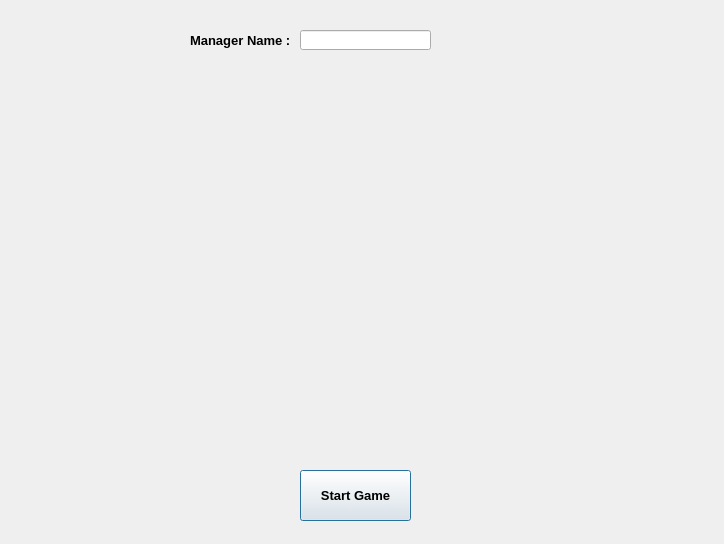
First picture: the form in gamemenu.ui, repository temelkirci/Football_Manager_Simulation, before the edit.
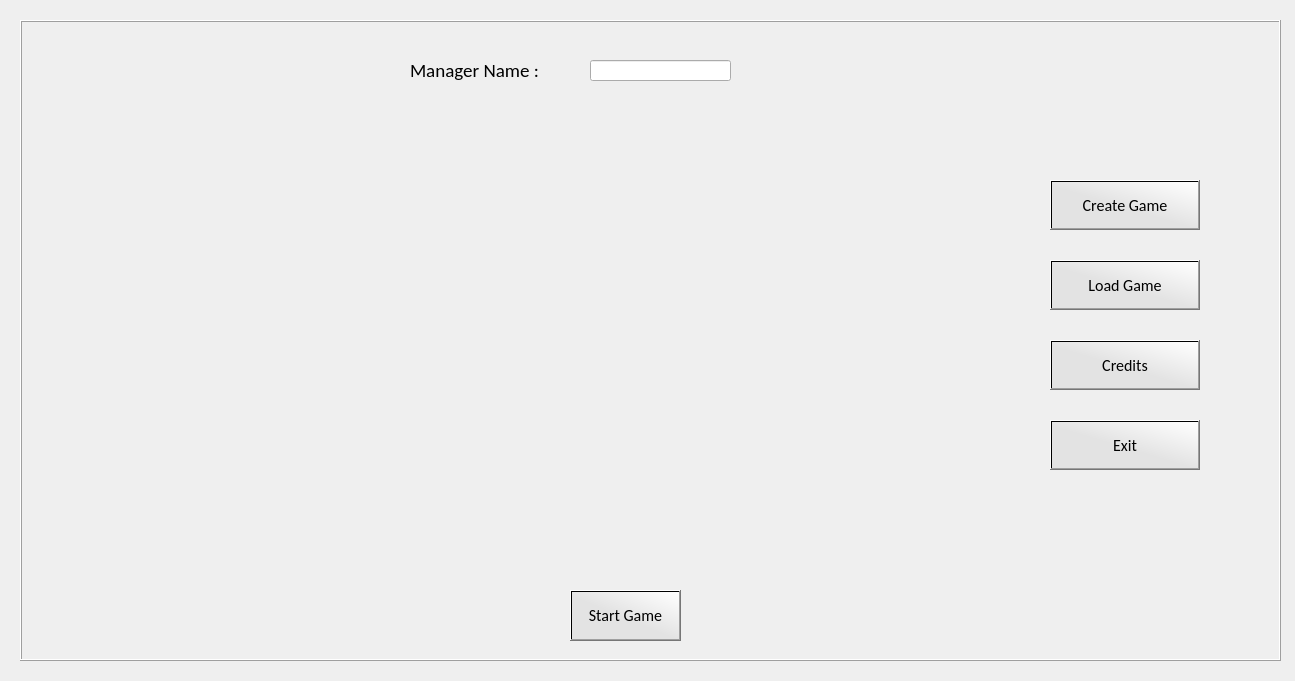
Second picture: the form after the edit. Icons and pictures are not drawn.

Diff of the .ui file:
```diff
--- a/gamemenu.ui
+++ b/gamemenu.ui
@@ -6,62 +6,229 @@
    <rect>
     <x>0</x>
     <y>0</y>
-    <width>724</width>
-    <height>544</height>
+    <width>1295</width>
+    <height>681</height>
    </rect>
   </property>
   <property name="windowTitle">
    <string>Dialog</string>
   </property>
-  <widget class="QPushButton" name="startGame">
+  <property name="windowIcon">
+   <iconset>
+    <normaloff>icons/010-football.png</normaloff>icons/010-football.png</iconset>
+  </property>
+  <widget class="QFrame" name="create_game_frame">
    <property name="geometry">
     <rect>
-     <x>300</x>
-     <y>470</y>
-     <width>111</width>
-     <height>51</height>
+     <x>20</x>
+     <y>20</y>
+     <width>1261</width>
+     <height>641</height>
     </rect>
    </property>
-   <property name="font">
-    <font>
-     <pointsize>10</pointsize>
-     <weight>75</weight>
-     <bold>true</bold>
-    </font>
+   <property name="frameShape">
+    <enum>QFrame::Box</enum>
    </property>
-   <property name="text">
-    <string>Start Game</string>
+   <property name="frameShadow">
+    <enum>QFrame::Raised</enum>
    </property>
+   <widget class="QPushButton" name="startGame">
+    <property name="geometry">
+     <rect>
+      <x>550</x>
+      <y>570</y>
+      <width>111</width>
+      <height>51</height>
+     </rect>
+    </property>
+    <property name="font">
+     <font>
+      <family>Calibri</family>
+      <pointsize>12</pointsize>
+      <weight>50</weight>
+      <bold>false</bold>
+     </font>
+    </property>
+    <property name="styleSheet">
+     <string notr="true">background-color: qlineargradient(spread:pad, x1:0.482955, y1:0.545, x2:1, y2:0, stop:0 rgba(227, 227, 227, 255), stop:1 rgba(255, 255, 255, 255));</string>
+    </property>
+    <property name="text">
+     <string>Start Game</string>
+    </property>
+   </widget>
+   <widget class="QLineEdit" name="lineEdit">
+    <property name="geometry">
+     <rect>
+      <x>570</x>
+      <y>40</y>
+      <width>141</width>
+      <height>21</height>
+     </rect>
+    </property>
+    <property name="font">
+     <font>
+      <family>Calibri</family>
+      <pointsize>12</pointsize>
+     </font>
+    </property>
+   </widget>
+   <widget class="QLabel" name="label">
+    <property name="geometry">
+     <rect>
+      <x>390</x>
+      <y>40</y>
+      <width>171</width>
+      <height>20</height>
+     </rect>
+    </property>
+    <property name="font">
+     <font>
+      <family>Calibri</family>
+      <pointsize>14</pointsize>
+      <weight>50</weight>
+      <bold>false</bold>
+     </font>
+    </property>
+    <property name="text">
+     <string>Manager Name :</string>
+    </property>
+   </widget>
   </widget>
-  <widget class="QLabel" name="label">
+  <widget class="QFrame" name="game_menu_frame">
    <property name="geometry">
     <rect>
-     <x>190</x>
-     <y>30</y>
-     <width>121</width>
-     <height>20</height>
+     <x>20</x>
+     <y>20</y>
+     <width>1261</width>
+     <height>641</height>
     </rect>
    </property>
-   <property name="font">
-    <font>
-     <pointsize>10</pointsize>
-     <weight>75</weight>
-     <bold>true</bold>
-    </font>
+   <property name="frameShape">
+    <enum>QFrame::Box</enum>
    </property>
-   <property name="text">
-    <string>Manager Name :</string>
+   <property name="frameShadow">
+    <enum>QFrame::Raised</enum>
    </property>
-  </widget>
-  <widget class="QLineEdit" name="lineEdit">
-   <property name="geometry">
-    <rect>
-     <x>300</x>
-     <y>30</y>
-     <width>131</width>
-     <height>20</height>
-    </rect>
-   </property>
+   <widget class="QPushButton" name="pushButton">
+    <property name="geometry">
+     <rect>
+      <x>1030</x>
+      <y>160</y>
+      <width>150</width>
+      <height>50</height>
+     </rect>
+    </property>
+    <property name="font">
+     <font>
+      <family>Calibri</family>
+      <pointsize>12</pointsize>
+      <weight>50</weight>
+      <bold>false</bold>
+     </font>
+    </property>
+    <property name="styleSheet">
+     <string notr="true">background-color: qlineargradient(spread:pad, x1:0.482955, y1:0.545, x2:1, y2:0, stop:0 rgba(227, 227, 227, 255), stop:1 rgba(255, 255, 255, 255));</string>
+    </property>
+    <property name="text">
+     <string>Create Game</string>
+    </property>
+   </widget>
+   <widget class="QPushButton" name="pushButton_2">
+    <property name="geometry">
+     <rect>
+      <x>1030</x>
+      <y>240</y>
+      <width>150</width>
+      <height>50</height>
+     </rect>
+    </property>
+    <property name="font">
+     <font>
+      <family>Calibri</family>
+      <pointsize>12</pointsize>
+     </font>
+    </property>
+    <property name="styleSheet">
+     <string notr="true">background-color: qlineargradient(spread:pad, x1:0.482955, y1:0.545, x2:1, y2:0, stop:0 rgba(227, 227, 227, 255), stop:1 rgba(255, 255, 255, 255));</string>
+    </property>
+    <property name="text">
+     <string>Load Game</string>
+    </property>
+   </widget>
+   <widget class="QPushButton" name="pushButton_4">
+    <property name="geometry">
+     <rect>
+      <x>1030</x>
+      <y>320</y>
+      <width>150</width>
+      <height>50</height>
+     </rect>
+    </property>
+    <property name="font">
+     <font>
+      <family>Calibri</family>
+      <pointsize>12</pointsize>
+     </font>
+    </property>
+    <property name="styleSheet">
+     <string notr="true">background-color: qlineargradient(spread:pad, x1:0.482955, y1:0.545, x2:1, y2:0, stop:0 rgba(227, 227, 227, 255), stop:1 rgba(255, 255, 255, 255));</string>
+    </property>
+    <property name="text">
+     <string>Credits</string>
+    </property>
+    <property name="autoDefault">
+     <bool>true</bool>
+    </property>
+    <property name="flat">
+     <bool>false</bool>
+    </property>
+   </widget>
+   <widget class="QPushButton" name="pushButton_5">
+    <property name="geometry">
+     <rect>
+      <x>1030</x>
+      <y>400</y>
+      <width>150</width>
+      <height>50</height>
+     </rect>
+    </property>
+    <property name="font">
+     <font>
+      <family>Calibri</family>
+      <pointsize>12</pointsize>
+     </font>
+    </property>
+    <property name="styleSheet">
+     <string notr="true">background-color: qlineargradient(spread:pad, x1:0.482955, y1:0.545, x2:1, y2:0, stop:0 rgba(227, 227, 227, 255), stop:1 rgba(255, 255, 255, 255));</string>
+    </property>
+    <property name="text">
+     <string>Exit</string>
+    </property>
+   </widget>
+   <widget class="QLabel" name="wallpaper">
+    <property name="geometry">
+     <rect>
+      <x>-20</x>
+      <y>-21</y>
+      <width>1291</width>
+      <height>681</height>
+     </rect>
+    </property>
+    <property name="text">
+     <string/>
+    </property>
+    <property name="scaledContents">
+     <bool>true</bool>
+    </property>
+    <property name="alignment">
+     <set>Qt::AlignCenter</set>
+    </property>
+   </widget>
+   <zorder>wallpaper</zorder>
+   <zorder>pushButton</zorder>
+   <zorder>pushButton_2</zorder>
+   <zorder>pushButton_4</zorder>
+   <zorder>pushButton_5</zorder>
   </widget>
  </widget>
  <resources/>
```
Left out of the diff: 2 changed lines with no effect on the pictures.
